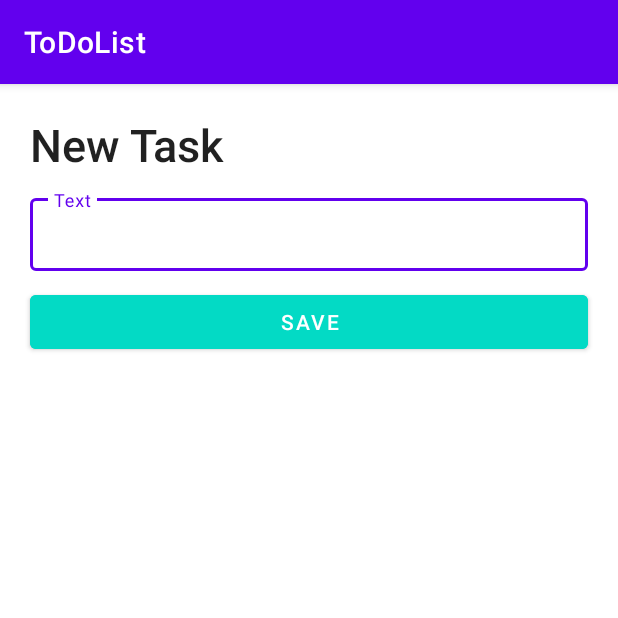
After one commit to Nuriua/ToDoList, an Android app: the fragment NewTaskSheet shown on its own in the app's theme, on a phone screen of 412 x 824 dp, the top half of it. The commit adds this screen. Run offline under Robolectric (Android 15) with nearby library versions, the phone set to English and light mode, and no system bars.

Commit message:
new task sheet added

```diff
--- /dev/null
+++ b/app/src/main/java/com/selva/todolist/NewTaskSheet.kt
@@ -0,0 +1,42 @@
+package com.selva.todolist
+
+import android.os.Bundle
+import androidx.fragment.app.Fragment
+import android.view.LayoutInflater
+import android.view.View
+import android.view.ViewGroup
+
+private const val ARG_PARAM1 = "param1"
+private const val ARG_PARAM2 = "param2"
+
+class NewTaskSheet : Fragment() {
+    private var param1: String? = null
+    private var param2: String? = null
+
+    override fun onCreate(savedInstanceState: Bundle?) {
+        super.onCreate(savedInstanceState)
+        arguments?.let {
+            param1 = it.getString(ARG_PARAM1)
+            param2 = it.getString(ARG_PARAM2)
+        }
+    }
+
+    override fun onCreateView(
+        inflater: LayoutInflater, container: ViewGroup?,
+        savedInstanceState: Bundle?
+    ): View? {
+        // Inflate the layout for this fragment
+        return inflater.inflate(R.layout.fragment_new_task_sheet, container, false)
+    }
+
+    companion object {
+        @JvmStatic
+        fun newInstance(param1: String, param2: String) =
+            NewTaskSheet().apply {
+                arguments = Bundle().apply {
+                    putString(ARG_PARAM1, param1)
+                    putString(ARG_PARAM2, param2)
+                }
+            }
+    }
+}
--- a/app/src/main/res/layout/activity_main.xml
+++ b/app/src/main/res/layout/activity_main.xml
@@ -23,9 +23,6 @@
         android:layout_margin="20dp"
         app:icon="@drawable/ic_baseline_add_24"
         app:iconTint="@color/white"
-
         />
 
-
-
 </RelativeLayout>
--- /dev/null
+++ b/app/src/main/res/layout/fragment_new_task_sheet.xml
@@ -0,0 +1,41 @@
+<?xml version="1.0" encoding="utf-8"?>
+<LinearLayout xmlns:android="http://schemas.android.com/apk/res/android"
+    xmlns:tools="http://schemas.android.com/tools"
+    android:orientation="vertical"
+    android:layout_width="match_parent"
+    android:layout_height="wrap_content"
+    tools:context=".NewTaskSheet">
+
+    <TextView
+        android:layout_width="match_parent"
+        android:layout_height="wrap_content"
+        android:text="New Task"
+        android:textSize="30sp"
+        style="@style/TextAppearance.AppCompat.Title"
+        android:layout_marginTop="20dp"
+        android:layout_marginStart="20dp"/>
+
+    <com.google.android.material.textfield.TextInputLayout
+        style="@style/Widget.MaterialComponents.TextInputLayout.OutlinedBox.Dense"
+        android:layout_width="match_parent"
+        android:layout_height="wrap_content"
+        android:layout_marginVertical="10dp"
+        android:layout_marginHorizontal="20dp">
+
+        <com.google.android.material.textfield.TextInputEditText
+            android:layout_width="match_parent"
+            android:layout_height="match_parent"
+            android:id="@+id/name"
+            android:hint="Text"/>
+
+    </com.google.android.material.textfield.TextInputLayout>
+
+    <com.google.android.material.button.MaterialButton
+        android:layout_width="match_parent"
+        android:layout_height="wrap_content"
+        android:layout_gravity="center"
+        android:layout_marginHorizontal="20dp"
+        android:backgroundTint="@color/teal_200"
+        android:text="Save"/>
+
+</LinearLayout>
--- a/app/src/main/res/values/strings.xml
+++ b/app/src/main/res/values/strings.xml
@@ -1,3 +1,5 @@
 <resources>
     <string name="app_name">ToDoList</string>
+    <!-- TODO: Remove or change this placeholder text -->
+    <string name="hello_blank_fragment">Hello blank fragment</string>
 </resources>
```
